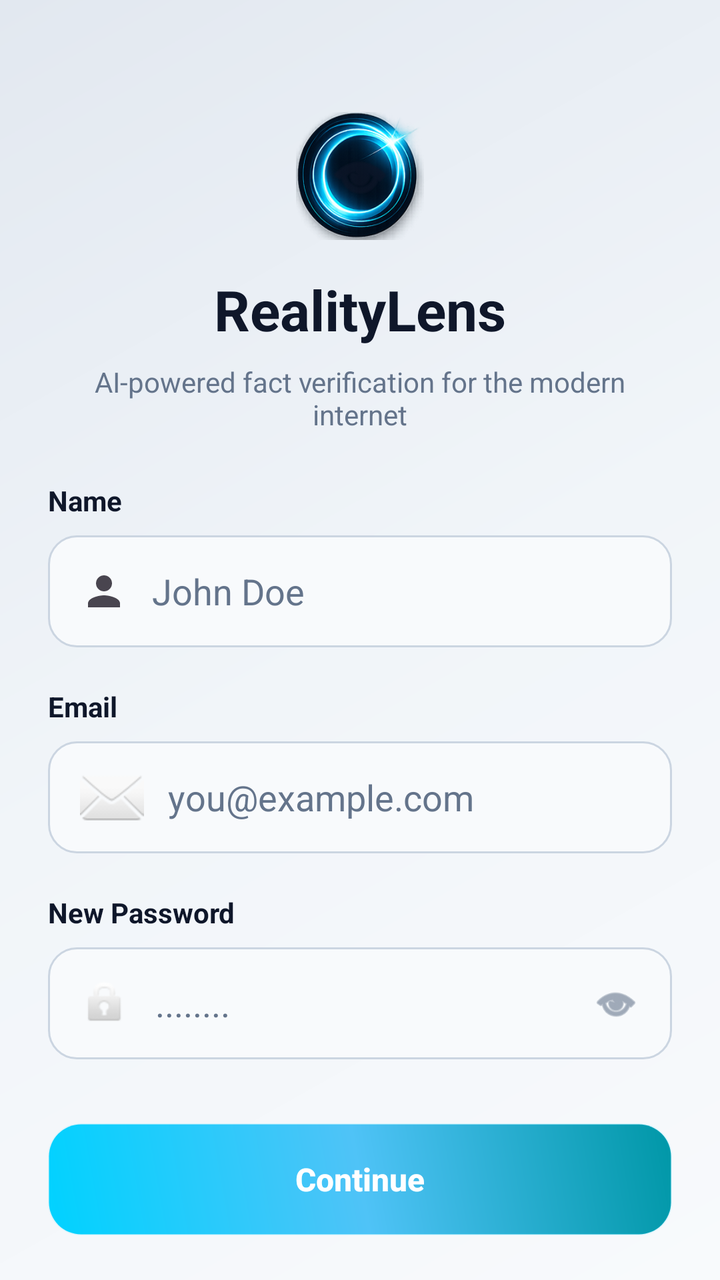
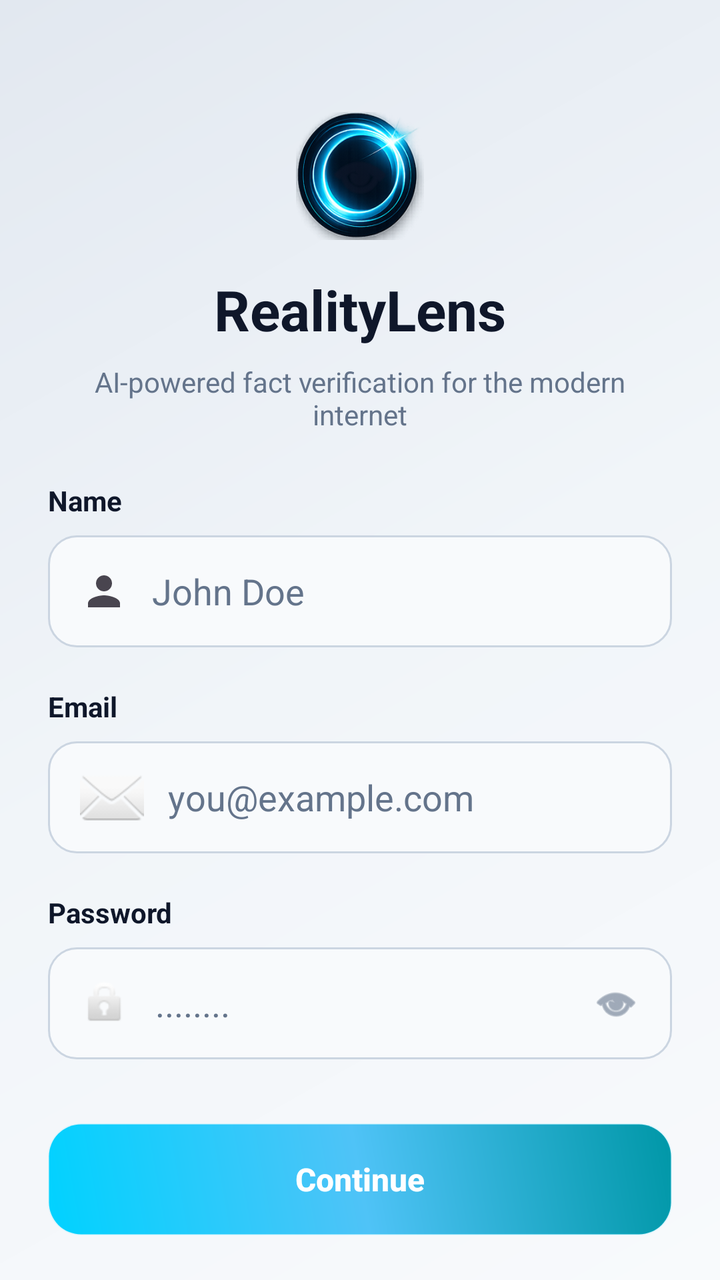

Two renders of the same Android screen: before a commit and after it. Below are the layout's source before the change and the commit's diff.
<!-- AndroidManifest.xml: application theme Theme.RealiyLens -->
<!-- res/layout/activity_register.xml -->
<?xml version="1.0" encoding="utf-8"?>
<androidx.core.widget.NestedScrollView xmlns:android="http://schemas.android.com/apk/res/android"
    xmlns:app="http://schemas.android.com/apk/res-auto"
    xmlns:tools="http://schemas.android.com/tools"
    android:layout_width="match_parent"
    android:layout_height="match_parent"
    android:background="@drawable/drawr"
    android:fillViewport="true">

    <androidx.constraintlayout.widget.ConstraintLayout
        android:layout_width="match_parent"
        android:layout_height="wrap_content"
        android:padding="24dp"
        tools:context=".RegisterActivity">

        <ProgressBar
            android:id="@+id/register_progress"
            android:layout_width="wrap_content"
            android:layout_height="wrap_content"
            android:visibility="gone"
            android:elevation="10dp"
            app:layout_constraintTop_toTopOf="parent"
            app:layout_constraintBottom_toBottomOf="parent"
            app:layout_constraintStart_toStartOf="parent"
            app:layout_constraintEnd_toEndOf="parent" />

        <View
            android:id="@+id/logo_bg"
            android:layout_width="64dp"
            android:layout_height="64dp"
            android:layout_marginTop="32dp"
            android:background="@drawable/logo"
            app:layout_constraintEnd_toEndOf="parent"
            app:layout_constraintStart_toStartOf="parent"
            app:layout_constraintTop_toTopOf="parent" />

        <ImageView
            android:id="@+id/logo_icon"
            android:layout_width="32dp"
            android:layout_height="32dp"
            android:src="@android:drawable/ic_menu_view"
            app:layout_constraintBottom_toBottomOf="@id/logo_bg"
            app:layout_constraintEnd_toEndOf="@id/logo_bg"
            app:layout_constraintStart_toStartOf="@id/logo_bg"
            app:layout_constraintTop_toTopOf="@id/logo_bg"
            app:tint="?attr/textPrimary" />

        <TextView
            android:id="@+id/tv_app_name"
            android:layout_width="wrap_content"
            android:layout_height="wrap_content"
            android:layout_marginTop="16dp"
            android:text="RealityLens"
            android:textColor="?attr/textPrimary"
            android:textSize="28sp"
            android:textStyle="bold"
            app:layout_constraintEnd_toEndOf="parent"
            app:layout_constraintStart_toStartOf="parent"
            app:layout_constraintTop_toBottomOf="@id/logo_bg" />

        <TextView
            android:id="@+id/tv_tagline"
            android:layout_width="wrap_content"
            android:layout_height="wrap_content"
            android:layout_marginTop="8dp"
            android:gravity="center"
            android:text="AI-powered fact verification for the modern internet"
            android:textColor="?attr/textSecondary"
            android:textSize="14sp"
            app:layout_constraintEnd_toEndOf="parent"
            app:layout_constraintStart_toStartOf="parent"
            app:layout_constraintTop_toBottomOf="@id/tv_app_name" />

        <TextView
            android:id="@+id/label_name"
            android:layout_width="wrap_content"
            android:layout_height="wrap_content"
            android:layout_marginTop="24dp"
            android:text="Name"
            android:textColor="?attr/textPrimary"
            android:textSize="14sp"
            android:textStyle="bold"
            app:layout_constraintStart_toStartOf="parent"
            app:layout_constraintTop_toBottomOf="@id/tv_tagline" />

        <EditText
            android:id="@+id/et_name"
            android:layout_width="0dp"
            android:layout_height="56dp"
            android:layout_marginTop="8dp"
            android:background="@drawable/secondary_btn_bg"
            android:drawableStart="@drawable/ic_drawer_profile"
            android:drawablePadding="12dp"
            android:hint="John Doe"
            android:inputType="textPersonName"
            android:paddingHorizontal="16dp"
            android:textColor="?attr/textPrimary"
            android:textColorHint="?attr/textSecondary"
            app:layout_constraintEnd_toEndOf="parent"
            app:layout_constraintStart_toStartOf="parent"
            app:layout_constraintTop_toBottomOf="@id/label_name" />

        <TextView
            android:id="@+id/label_email"
            android:layout_width="wrap_content"
            android:layout_height="wrap_content"
            android:layout_marginTop="20dp"
            android:text="Email"
            android:textColor="?attr/textPrimary"
            android:textSize="14sp"
            android:textStyle="bold"
            app:layout_constraintStart_toStartOf="parent"
            app:layout_constraintTop_toBottomOf="@id/et_name" />

        <EditText
            android:id="@+id/et_email"
            android:layout_width="0dp"
            android:layout_height="56dp"
            android:layout_marginTop="8dp"
            android:background="@drawable/secondary_btn_bg"
            android:drawableStart="@android:drawable/ic_dialog_email"
            android:drawablePadding="12dp"
            android:hint="you@example.com"
            android:inputType="textEmailAddress"
            android:paddingHorizontal="16dp"
            android:textColor="?attr/textPrimary"
            android:textColorHint="?attr/textSecondary"
            app:layout_constraintEnd_toEndOf="parent"
            app:layout_constraintStart_toStartOf="parent"
            app:layout_constraintTop_toBottomOf="@id/label_email" />

        <TextView
            android:id="@+id/label_password"
            android:layout_width="wrap_content"
            android:layout_height="wrap_content"
            android:layout_marginTop="20dp"
            android:text="New Password"
            android:textColor="?attr/textPrimary"
            android:textSize="14sp"
            android:textStyle="bold"
            app:layout_constraintStart_toStartOf="parent"
            app:layout_constraintTop_toBottomOf="@id/et_email" />

        <EditText
            android:id="@+id/et_password"
            android:layout_width="0dp"
            android:layout_height="56dp"
            android:layout_marginTop="8dp"
            android:background="@drawable/secondary_btn_bg"
            android:drawableStart="@android:drawable/ic_lock_idle_lock"
            android:drawablePadding="12dp"
            android:hint="........"
            android:inputType="textPassword"
            android:paddingStart="16dp"
            android:paddingEnd="48dp"
            android:textColor="?attr/textPrimary"
            android:textColorHint="?attr/textSecondary"
            app:layout_constraintEnd_toEndOf="parent"
            app:layout_constraintStart_toStartOf="parent"
            app:layout_constraintTop_toBottomOf="@id/label_password" />

        <ImageView
            android:id="@+id/iv_password_toggle"
            android:layout_width="24dp"
            android:layout_height="24dp"
            android:layout_marginEnd="16dp"
            android:src="@android:drawable/ic_menu_view"
            android:clickable="true"
            android:focusable="true"
            android:contentDescription="Toggle Password Visibility"
            app:layout_constraintBottom_toBottomOf="@id/et_password"
            app:layout_constraintEnd_toEndOf="@id/et_password"
            app:layout_constraintTop_toTopOf="@id/et_password"
            app:tint="?attr/textSecondary" />

        <androidx.appcompat.widget.AppCompatButton
            android:id="@+id/btn_continue"
            android:layout_width="0dp"
            android:layout_height="56dp"
            android:layout_marginTop="32dp"
            android:background="@drawable/hamburger_menu"
            android:text="Continue"
            android:textAllCaps="false"
            android:textColor="@color/white"
            android:textSize="16sp"
            android:textStyle="bold"
            app:layout_constraintEnd_toEndOf="parent"
            app:layout_constraintStart_toStartOf="parent"
            app:layout_constraintTop_toBottomOf="@id/et_password" />

        <LinearLayout
            android:id="@+id/or_layout"
            android:layout_width="0dp"
            android:layout_height="wrap_content"
            android:layout_marginTop="32dp"
            android:gravity="center"
            android:orientation="horizontal"
            app:layout_constraintEnd_toEndOf="parent"
            app:layout_constraintStart_toStartOf="parent"
            app:layout_constraintTop_toBottomOf="@id/btn_continue">

            <View
                android:layout_width="0dp"
                android:layout_height="1dp"
                android:layout_weight="1"
                android:background="?attr/cardStrokeColor" />

            <TextView
                android:layout_width="wrap_content"
                android:layout_height="wrap_content"
                android:paddingHorizontal="16dp"
                android:text="or"
                android:textColor="?attr/textSecondary"
                android:textSize="12sp" />

            <View
                android:layout_width="0dp"
                android:layout_height="1dp"
                android:layout_weight="1"
                android:background="?attr/cardStrokeColor" />
        </LinearLayout>

        <androidx.appcompat.widget.AppCompatButton
            android:id="@+id/btn_google_signup"
            android:layout_width="0dp"
            android:layout_height="56dp"
            android:layout_marginTop="32dp"
            android:background="@drawable/secondary_btn_bg"
            android:text="SignUp with Google"
            android:textAllCaps="false"
            android:textColor="?attr/textPrimary"
            android:textSize="16sp"
            android:textStyle="bold"
            app:layout_constraintEnd_toEndOf="parent"
            app:layout_constraintStart_toStartOf="parent"
            app:layout_constraintTop_toBottomOf="@id/or_layout" />

        <LinearLayout
            android:layout_width="wrap_content"
            android:layout_height="wrap_content"
            android:layout_marginTop="24dp"
            android:layout_marginBottom="24dp"
            android:gravity="center_vertical"
            android:orientation="horizontal"
            app:layout_constraintBottom_toBottomOf="parent"
            app:layout_constraintEnd_toEndOf="parent"
            app:layout_constraintStart_toStartOf="parent"
            app:layout_constraintTop_toBottomOf="@id/btn_google_signup">

            <TextView
                android:layout_width="wrap_content"
                android:layout_height="wrap_content"
                android:text="already have an account? "
                android:textColor="?attr/textSecondary" />

            <androidx.appcompat.widget.AppCompatButton
                android:id="@+id/tv_login_here"
                android:layout_width="wrap_content"
                android:layout_height="wrap_content"
                android:background="@android:color/transparent"
                android:minWidth="0dp"
                android:minHeight="0dp"
                android:padding="0dp"
                android:text="Login here"
                android:textAllCaps="false"
                android:textColor="@color/link_color" />
        </LinearLayout>

    </androidx.constraintlayout.widget.ConstraintLayout>
</androidx.core.widget.NestedScrollView>
<!-- resources referenced by this layout -->
<resources>
  <color name="link_color">#00E5FF</color>
  <color name="white">#FFFFFFFF</color>
  <!-- drawable drawr (drawable) -->
  <?xml version="1.0" encoding="utf-8"?>
  <shape xmlns:android="http://schemas.android.com/apk/res/android">
      <gradient
          android:angle="135"
          android:startColor="?attr/gradientStart"
          android:centerColor="?attr/gradientCenter"
          android:endColor="?attr/gradientEnd"
          android:type="linear" />
  </shape>
  <!-- drawable hamburger_menu (drawable) -->
  <?xml version="1.0" encoding="utf-8"?>
  <ripple xmlns:android="http://schemas.android.com/apk/res/android"
      android:color="#40FFFFFF">
      <item>
          <shape android:shape="rectangle">
              <gradient
                  android:angle="45"
                  android:startColor="?attr/buttonGradientStart"
                  android:centerColor="?attr/buttonGradientCenter"
                  android:endColor="?attr/buttonGradientEnd"
                  android:type="linear" />
              <corners android:radius="16dp" />
              <stroke
                  android:width="1dp"
                  android:color="?attr/buttonStroke" />
          </shape>
      </item>
  </ripple>
  <!-- drawable ic_drawer_profile (drawable) -->
  <vector xmlns:android="http://schemas.android.com/apk/res/android"
      android:width="24dp"
      android:height="24dp"
      android:viewportWidth="24"
      android:viewportHeight="24"
      android:tint="?attr/colorControlNormal">
    <path
        android:fillColor="@android:color/white"
        android:pathData="M12,12c2.21,0 4,-1.79 4,-4s-1.79,-4 -4,-4 -4,1.79 -4,4 1.79,4 4,4zM12,14c-2.67,0 -8,1.34 -8,4v2h16v-2c0,-2.66 -5.33,-4 -8,-4z"/>
  </vector>
  <!-- drawable logo: png bitmap (drawable, 63378 bytes) -->
  <!-- drawable secondary_btn_bg (drawable) -->
  <?xml version="1.0" encoding="utf-8"?>
  <ripple xmlns:android="http://schemas.android.com/apk/res/android"
      android:color="?attr/rippleColor">
      <item>
          <shape android:shape="rectangle">
              <solid android:color="?attr/inputBgColor" />
              <stroke android:width="1dp" android:color="?attr/inputStrokeColor" />
              <corners android:radius="14dp" />
          </shape>
      </item>
  </ripple>
  <style name="Theme.RealiyLens" parent="Base.Theme.RealiyLens" />
  <style name="Base.Theme.RealiyLens" parent="Theme.Material3.DayNight.NoActionBar">
          
          <item name="colorPrimary">#00D2FF</item>
  
          
          <item name="surfaceTint">@android:color/transparent</item>
          <item name="colorSurface">#F8FAFC</item>
          <item name="colorSurfaceVariant">#F1F5F9</item>
          <item name="colorOnSurface">#1A1A1A</item>
          <item name="colorOnSurfaceVariant">#666666</item>
  
          
          <item name="android:autofilledHighlight" tools:targetApi="26">@android:color/transparent</item>
  
          
          <item name="mainBackground">#F1F5F9</item>
          <item name="secondaryBackground">#FFFFFF</item>
          <item name="textPrimary">#0F172A</item>
          <item name="textSecondary">#64748B</item>
          <item name="cardStrokeColor">#E2E8F0</item>
          <item name="rippleColor">#1A000000</item>
          <item name="skeletonColor">#E2E8F0</item>
  
          
          <item name="gradientStart">#F8FAFC</item>
          <item name="gradientCenter">#F1F5F9</item>
          <item name="gradientEnd">#E2E8F0</item>
  
          
          <item name="buttonGradientStart">#00D2FF</item>
          <item name="buttonGradientCenter">#4FC3F7</item>
          <item name="buttonGradientEnd">#0097A7</item>
          <item name="buttonStroke">#1A00D2FF</item>
  
          <item name="inputBgColor">#F8FAFC</item>
          <item name="inputStrokeColor">#CBD5E1</item>
      </style>
</resources>

<!-- the commit's change to res/layout/activity_register.xml (unified diff, before → after) -->
@@ -134,7 +134,7 @@
             android:layout_width="wrap_content"
             android:layout_height="wrap_content"
             android:layout_marginTop="20dp"
-            android:text="New Password"
+            android:text="Password"
             android:textColor="?attr/textPrimary"
             android:textSize="14sp"
             android:textStyle="bold"
